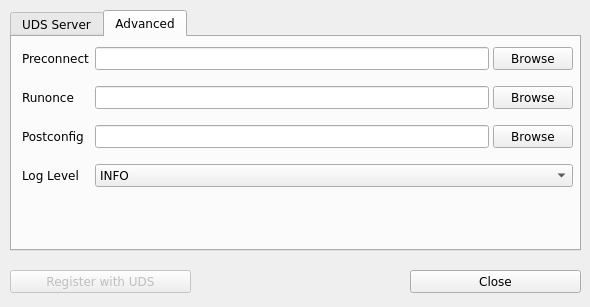
VirtualCable/openuds, file actor/src/designer/setup-dialog.ui: the form before one commit.
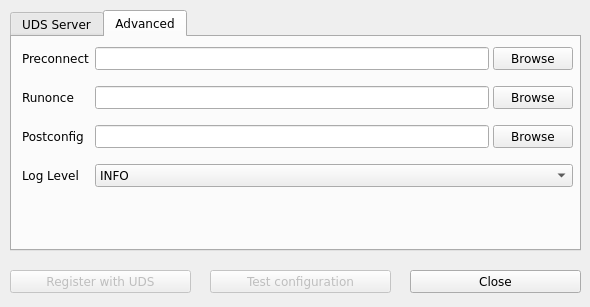
The form after the commit. The open tabs and pages were chosen to show the change. Icons and pictures are not drawn.

Commit message: Added test configuration for uds actor & fixed some texts

The edit to the form file:
```diff
--- a/actor/src/designer/setup-dialog.ui
+++ b/actor/src/designer/setup-dialog.ui
@@ -430,6 +430,34 @@
     </widget>
    </widget>
   </widget>
+  <widget class="QPushButton" name="testButton">
+   <property name="enabled">
+    <bool>false</bool>
+   </property>
+   <property name="geometry">
+    <rect>
+     <x>210</x>
+     <y>270</y>
+     <width>181</width>
+     <height>23</height>
+    </rect>
+   </property>
+   <property name="minimumSize">
+    <size>
+     <width>181</width>
+     <height>0</height>
+    </size>
+   </property>
+   <property name="toolTip">
+    <string>Click to test existing configuration (disabled if no config found)</string>
+   </property>
+   <property name="whatsThis">
+    <string>&lt;html&gt;&lt;head/&gt;&lt;body&gt;&lt;p&gt;Click on this button to test the server host and assigned toen.&lt;/p&gt;&lt;/body&gt;&lt;/html&gt;</string>
+   </property>
+   <property name="text">
+    <string>Test configuration</string>
+   </property>
+  </widget>
  </widget>
  <resources>
   <include location="uds.qrc"/>
```
Left out of the diff: 38 changed lines with no effect on the pictures. The commit also changes 5 other files.
